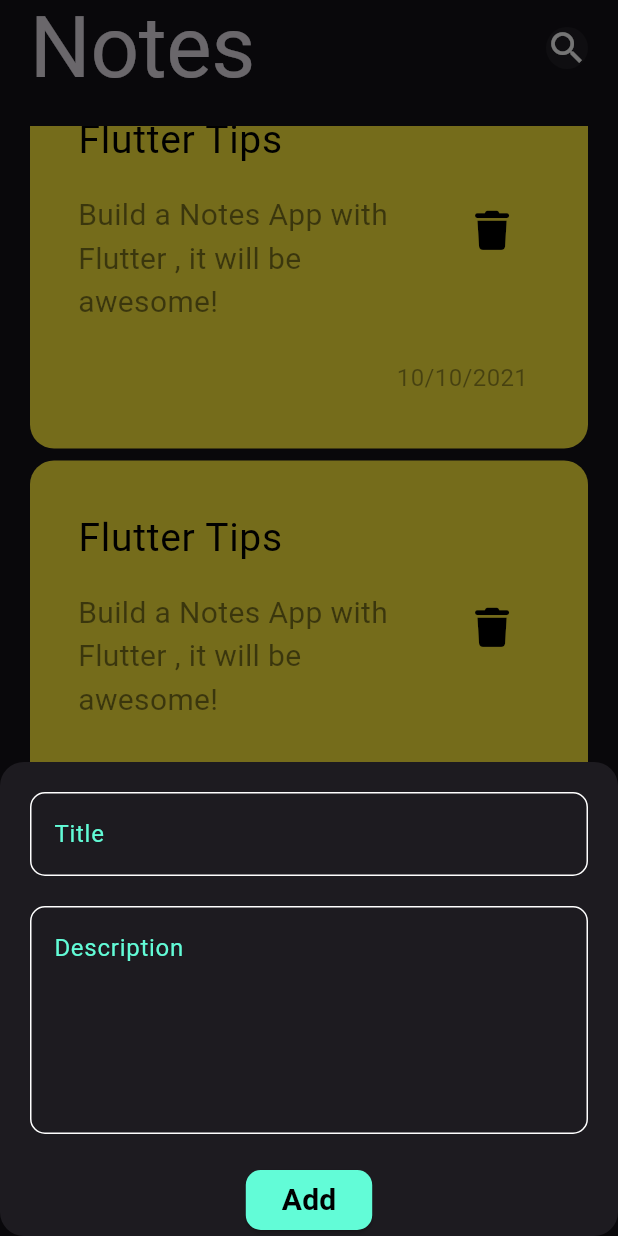
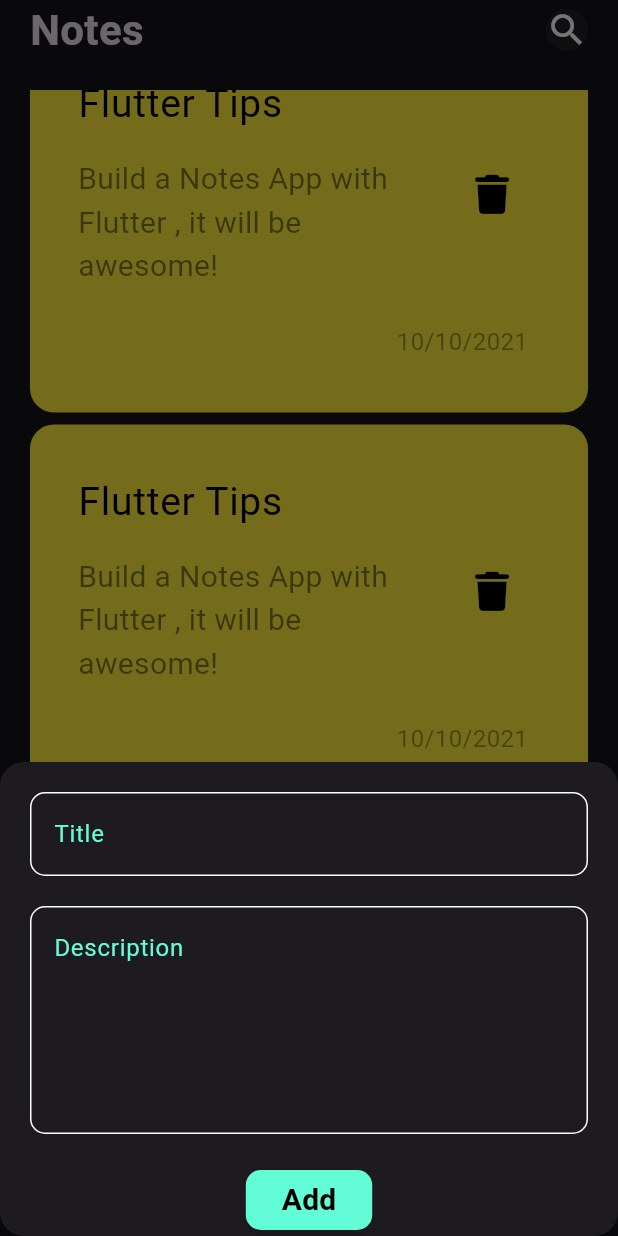
Before and after one commit to MahmoudAbuelazm/notes-app, a Flutter app: the screen it shows after launch, scrolled down 576 dp, after a tap on the "add" icon, on a phone screen of 412 x 824 dp. Run offline on Flutter 3.47's test engine with Material 3 defaults, Android fonts, the phone set to English and light mode, and no system bars; our stand-ins replace font_awesome_flutter, hive, hive_flutter; accounts and stored records are empty.

Commit message:
more progress

```diff
--- a/lib/constanst.dart
+++ b/lib/constanst.dart
@@ -1,3 +1,4 @@
 import 'package:flutter/material.dart';
 
-const Color kcolor = Color(0xff62FCD7);
+const kcolor = Color(0xff62FCD7);
+const kNotesBox = 'notes_box';
--- a/lib/main.dart
+++ b/lib/main.dart
@@ -1,11 +1,14 @@
 import 'package:flutter/material.dart';
+import 'package:hive_flutter/hive_flutter.dart';
+import 'package:note_app/constanst.dart';
 
 import 'views/notes_view.dart';
 
-void main() {
+void main() async {
+  await Hive.initFlutter();
+  await Hive.openBox(kNotesBox);
   runApp(const NotesApp());
 }
-
 
 class NotesApp extends StatelessWidget {
   const NotesApp({super.key});
--- a/lib/sections/notes_view_body.dart
+++ b/lib/sections/notes_view_body.dart
@@ -14,7 +14,10 @@ class NotesViewBody extends StatelessWidget {
         ),
         child: Column(
           children: [
-            CustomAppBar(),
+            CustomAppBar(
+              title: 'Notes',
+              icon: Icons.search,
+            ),
             Expanded(
               child: NotesListView(),
             ),
--- a/lib/widgets/add_note_bottom_sheet.dart
+++ b/lib/widgets/add_note_bottom_sheet.dart
@@ -11,22 +11,56 @@ class AddNoteBottomSheet extends StatelessWidget {
     return const Padding(
       padding: EdgeInsets.symmetric(horizontal: 20),
       child: SingleChildScrollView(
-        child: Column(
-          children: [
-            SizedBox(height: 20),
-            CustomTextField(
-              hintText: 'Title',
-            ),
-            SizedBox(height: 20),
-            CustomTextField(
-              hintText: 'Description',
-              maxLines: 5,
-            ),
-            SizedBox(height: 20),
-            CustomButton(),
-          ],
-        ),
+        child: AddNoeForm(),
       ),
     );
   }
 }
+
+class AddNoeForm extends StatefulWidget {
+  const AddNoeForm({
+    super.key,
+  });
+
+  @override
+  State<AddNoeForm> createState() => _AddNoeFormState();
+}
+
+class _AddNoeFormState extends State<AddNoeForm> {
+  final GlobalKey<FormState> formKey = GlobalKey();
+  AutovalidateMode autovalidateMode = AutovalidateMode.disabled;
+
+  String? title, description;
+  @override
+  Widget build(BuildContext context) {
+    return Column(
+      children: [
+        const SizedBox(height: 20),
+        CustomTextField(
+          onSaved: (value) {
+            title = value;
+          },
+          hintText: 'Title',
+        ),
+        const SizedBox(height: 20),
+        CustomTextField(
+          hintText: 'Description',
+          onSaved: (value) {
+            description = value;
+          },
+          maxLines: 5,
+        ),
+        const SizedBox(height: 20),
+        CustomButton(onPressed: () {
+          if (formKey.currentState!.validate()) {
+            formKey.currentState!.save();
+            Navigator.pop(context);
+          } else {
+            autovalidateMode = AutovalidateMode.always;
+            setState(() {});
+          }
+        })
+      ],
+    );
+  }
+}
--- a/lib/widgets/custom_appbar.dart
+++ b/lib/widgets/custom_appbar.dart
@@ -3,15 +3,19 @@ import 'package:flutter/material.dart';
 import 'custom_search_icon.dart';
 
 class CustomAppBar extends StatelessWidget {
-  const CustomAppBar({super.key});
+  const CustomAppBar({super.key, required this.title, required this.icon});
+  final String title;
+  final IconData icon;
 
   @override
   Widget build(BuildContext context) {
     return Row(
       children: [
-        Text('Notes', style: Theme.of(context).textTheme.displayLarge),
+        Text(title, style: TextStyle(fontSize: 28, fontWeight: FontWeight.bold)),
         const Spacer(),
-        const CustomSearchIcon(),
+        CustomSearchIcon(
+          icon: icon,
+        ),
       ],
     );
   }
--- a/lib/widgets/custom_button.dart
+++ b/lib/widgets/custom_button.dart
@@ -4,12 +4,12 @@ import 'package:flutter/material.dart';
 import '../constanst.dart';
 
 class CustomButton extends StatelessWidget {
-  const CustomButton({super.key});
-
+  const CustomButton({super.key, required this.onPressed});
+  final void Function() onPressed;
   @override
   Widget build(BuildContext context) {
     return ElevatedButton(
-      onPressed: () {},
+      onPressed: onPressed ,
       style: ElevatedButton.styleFrom(
         backgroundColor: kcolor,
         shape: RoundedRectangleBorder(
--- a/lib/widgets/custom_search_icon.dart
+++ b/lib/widgets/custom_search_icon.dart
@@ -1,7 +1,8 @@
 import 'package:flutter/material.dart';
 
 class CustomSearchIcon extends StatelessWidget {
-  const CustomSearchIcon({super.key});
+  const CustomSearchIcon({super.key,required this.icon});
+  final IconData icon;
 
   @override
   Widget build(BuildContext context) {
@@ -10,9 +11,9 @@ class CustomSearchIcon extends StatelessWidget {
         color: Colors.white.withOpacity(.05),
         borderRadius: const BorderRadius.all(Radius.circular(16)),
       ),
-      child: const Center(
+      child: Center(
           child: Icon(
-        Icons.search,
+        icon ,
         size: 28,
       )),
     );
--- a/lib/widgets/custom_text_filed.dart
+++ b/lib/widgets/custom_text_filed.dart
@@ -3,13 +3,22 @@ import 'package:flutter/material.dart';
 import '../constanst.dart';
 
 class CustomTextField extends StatelessWidget {
-  const CustomTextField({super.key, required this.hintText, this.maxLines = 1});
+  const CustomTextField(
+      {super.key, required this.hintText, this.maxLines = 1, this.onSaved});
   final String hintText;
   final int maxLines;
-
+  final void Function(String?)? onSaved;
   @override
   Widget build(BuildContext context) {
-    return TextField(
+    return TextFormField(
+      onSaved: onSaved,
+      validator: (value) {
+        if (value?.isEmpty ?? true) {
+          return 'Field is required';
+        } else {
+          return null;
+        }
+      },
       cursorColor: kcolor,
       maxLines: maxLines,
       decoration: InputDecoration(
```
Also changed, not shown: lib/models/note_model.dart (added, +23 -0 lines), lib/sections/edit_view_body.dart (+20 -3 lines), pubspec.yaml (+4 -6 lines), lib/models/note_model.g.dart (added), pubspec.lock.
